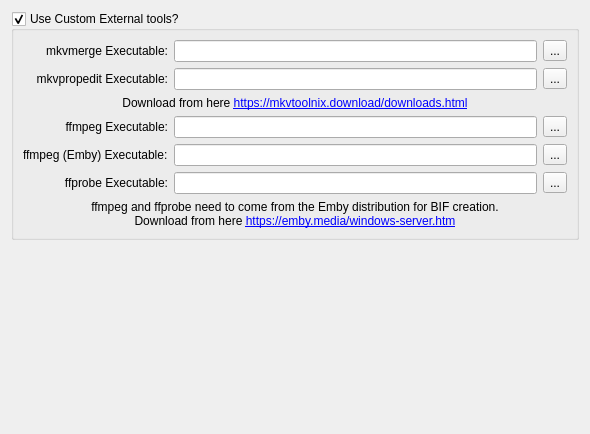
Old version of the form Preferences/UI/ExternalTools.ui in the repository towel42-com/MediaManager.
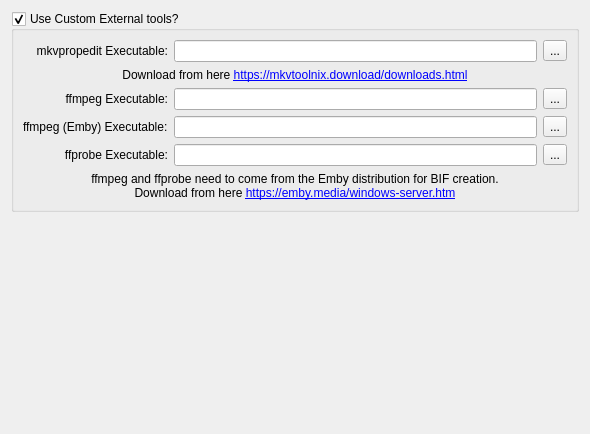
New version of the form. Icons and pictures are not drawn. Custom widgets are drawn as their Qt base class.

Commit message: No longer use mkvmerge

The edit to the form file:
```diff
--- a/Preferences/UI/ExternalTools.ui
+++ b/Preferences/UI/ExternalTools.ui
@@ -36,8 +36,43 @@
       <bool>true</bool>
      </property>
      <layout class="QGridLayout" name="gridLayout_2">
+      <item row="4" column="0">
+       <widget class="QLabel" name="label_12">
+        <property name="text">
+         <string>ffprobe Executable:</string>
+        </property>
+        <property name="alignment">
+         <set>Qt::AlignRight|Qt::AlignTrailing|Qt::AlignVCenter</set>
+        </property>
+       </widget>
+      </item>
+      <item row="3" column="1">
+       <widget class="QLineEdit" name="ffmpegEmbyExe"/>
+      </item>
+      <item row="3" column="2">
+       <widget class="QToolButton" name="btnSelectFFMpegEmbyExe">
+        <property name="text">
+         <string>...</string>
+        </property>
+        <property name="icon">
+         <iconset resource="../../SABUtils/resources/SABUtils.qrc">
+          <normaloff>:/SABUtilsResources/open.png</normaloff>:/SABUtilsResources/open.png</iconset>
+        </property>
+       </widget>
+      </item>
+      <item row="2" column="2">
+       <widget class="QToolButton" name="btnSelectFFMpegExe">
+        <property name="text">
+         <string>...</string>
+        </property>
+        <property name="icon">
+         <iconset resource="../../SABUtils/resources/SABUtils.qrc">
+          <normaloff>:/SABUtilsResources/open.png</normaloff>:/SABUtilsResources/open.png</iconset>
+        </property>
+       </widget>
+      </item>
       <item row="0" column="1">
-       <widget class="NSABUtils::CPathBasedDelayLineEdit" name="mkvMergeExe">
+       <widget class="NSABUtils::CPathBasedDelayLineEdit" name="mkvPropEditExe">
         <property name="sizePolicy">
          <sizepolicy hsizetype="Expanding" vsizetype="Fixed">
           <horstretch>0</horstretch>
@@ -46,7 +81,7 @@
         </property>
        </widget>
       </item>
-      <item row="1" column="0">
+      <item row="0" column="0">
        <widget class="QLabel" name="label_8">
         <property name="text">
          <string>mkvpropedit Executable:</string>
@@ -56,32 +91,18 @@
         </property>
        </widget>
       </item>
-      <item row="5" column="1">
-       <widget class="NSABUtils::CPathBasedDelayLineEdit" name="ffprobeExe"/>
-      </item>
-      <item row="6" column="0" colspan="3">
-       <widget class="QLabel" name="label_2">
+      <item row="4" column="2">
+       <widget class="QToolButton" name="btnSelectFFProbeExe">
         <property name="text">
-         <string>&lt;html&gt;&lt;head/&gt;&lt;body&gt;&lt;p&gt;ffmpeg and ffprobe need to come from the Emby distribution for BIF creation. &lt;br/&gt;Download from here &lt;a href=&quot;https://emby.media/windows-server.html&quot;&gt;&lt;span style=&quot; text-decoration: underline; color:#0000ff;&quot;&gt;https://emby.media/windows-server.htm&lt;/span&gt;&lt;/a&gt;&lt;/p&gt;&lt;/body&gt;&lt;/html&gt;</string>
+         <string>...</string>
         </property>
-        <property name="textFormat">
-         <enum>Qt::AutoText</enum>
-        </property>
-        <property name="alignment">
-         <set>Qt::AlignCenter</set>
-        </property>
-        <property name="wordWrap">
-         <bool>false</bool>
-        </property>
-        <property name="openExternalLinks">
-         <bool>true</bool>
-        </property>
-        <property name="textInteractionFlags">
-         <set>Qt::TextBrowserInteraction</set>
+        <property name="icon">
+         <iconset resource="../../SABUtils/resources/SABUtils.qrc">
+          <normaloff>:/SABUtilsResources/open.png</normaloff>:/SABUtilsResources/open.png</iconset>
         </property>
        </widget>
       </item>
-      <item row="3" column="0">
+      <item row="2" column="0">
        <widget class="QLabel" name="label_11">
         <property name="text">
          <string>ffmpeg Executable:</string>
@@ -91,18 +112,10 @@
         </property>
        </widget>
       </item>
+      <item row="2" column="1">
+       <widget class="NSABUtils::CPathBasedDelayLineEdit" name="ffmpegExe"/>
+      </item>
       <item row="0" column="2">
-       <widget class="QToolButton" name="btnSelectMKVMergeExe">
-        <property name="text">
-         <string>...</string>
-        </property>
-        <property name="icon">
-         <iconset resource="../../SABUtils/resources/SABUtils.qrc">
-          <normaloff>:/SABUtilsResources/open.png</normaloff>:/SABUtilsResources/open.png</iconset>
-        </property>
-       </widget>
-      </item>
-      <item row="1" column="2">
        <widget class="QToolButton" name="btnSelectMKVPropEditExe">
         <property name="text">
          <string>...</string>
@@ -113,81 +126,7 @@
         </property>
        </widget>
       </item>
-      <item row="2" column="0" colspan="3">
-       <widget class="QLabel" name="label_4">
-        <property name="text">
-         <string>Download from here &lt;a href=&quot;https://mkvtoolnix.download/downloads.html#windows&quot;&gt;https://mkvtoolnix.download/downloads.html&lt;/a&gt;</string>
-        </property>
-        <property name="textFormat">
-         <enum>Qt::AutoText</enum>
-        </property>
-        <property name="alignment">
-         <set>Qt::AlignCenter</set>
-        </property>
-        <property name="openExternalLinks">
-         <bool>true</bool>
-        </property>
-        <property name="textInteractionFlags">
-         <set>Qt::TextBrowserInteraction</set>
-        </property>
-       </widget>
-      </item>
-      <item row="5" column="0">
-       <widget class="QLabel" name="label_12">
-        <property name="text">
-         <string>ffprobe Executable:</string>
-        </property>
-        <property name="alignment">
-         <set>Qt::AlignRight|Qt::AlignTrailing|Qt::AlignVCenter</set>
-        </property>
-       </widget>
-      </item>
-      <item row="1" column="1">
-       <widget class="NSABUtils::CPathBasedDelayLineEdit" name="mkvPropEditExe">
-        <property name="sizePolicy">
-         <sizepolicy hsizetype="Expanding" vsizetype="Fixed">
-          <horstretch>0</horstretch>
-          <verstretch>0</verstretch>
-         </sizepolicy>
-        </property>
-       </widget>
-      </item>
-      <item row="3" column="2">
-       <widget class="QToolButton" name="btnSelectFFMpegExe">
-        <property name="text">
-         <string>...</string>
-        </property>
-        <property name="icon">
-         <iconset resource="../../SABUtils/resources/SABUtils.qrc">
-          <normaloff>:/SABUtilsResources/open.png</normaloff>:/SABUtilsResources/open.png</iconset>
-        </property>
-       </widget>
-      </item>
-      <item row="5" column="2">
-       <widget class="QToolButton" name="btnSelectFFProbeExe">
-        <property name="text">
-         <string>...</string>
-        </property>
-        <property name="icon">
-         <iconset resource="../../SABUtils/resources/SABUtils.qrc">
-          <normaloff>:/SABUtilsResources/open.png</normaloff>:/SABUtilsResources/open.png</iconset>
-        </property>
-       </widget>
-      </item>
-      <item row="3" column="1">
-       <widget class="NSABUtils::CPathBasedDelayLineEdit" name="ffmpegExe"/>
-      </item>
-      <item row="0" column="0">
-       <widget class="QLabel" name="label">
-        <property name="text">
-         <string>mkvmerge Executable:</string>
-        </property>
-        <property name="alignment">
-         <set>Qt::AlignRight|Qt::AlignTrailing|Qt::AlignVCenter</set>
-        </property>
-       </widget>
-      </item>
-      <item row="4" column="0">
+      <item row="3" column="0">
        <widget class="QLabel" name="label_3">
         <property name="text">
          <string>ffmpeg (Emby) Executable:</string>
@@ -195,16 +134,46 @@
        </widget>
       </item>
       <item row="4" column="1">
-       <widget class="QLineEdit" name="ffmpegEmbyExe"/>
+       <widget class="NSABUtils::CPathBasedDelayLineEdit" name="ffprobeExe"/>
       </item>
-      <item row="4" column="2">
-       <widget class="QToolButton" name="btnSelectFFMpegEmbyExe">
+      <item row="1" column="0" colspan="3">
+       <widget class="QLabel" name="label_4">
         <property name="text">
-         <string>...</string>
+         <string>Download from here &lt;a href=&quot;https://mkvtoolnix.download/downloads.html#windows&quot;&gt;https://mkvtoolnix.download/downloads.html&lt;/a&gt;</string>
         </property>
-        <property name="icon">
-         <iconset resource="../../SABUtils/resources/SABUtils.qrc">
-          <normaloff>:/SABUtilsResources/open.png</normaloff>:/SABUtilsResources/open.png</iconset>
+        <property name="textFormat">
+         <enum>Qt::AutoText</enum>
+        </property>
+        <property name="alignment">
+         <set>Qt::AlignCenter</set>
+        </property>
+        <property name="openExternalLinks">
+         <bool>true</bool>
+        </property>
+        <property name="textInteractionFlags">
+         <set>Qt::TextBrowserInteraction</set>
+        </property>
+       </widget>
+      </item>
+      <item row="5" column="0" colspan="3">
+       <widget class="QLabel" name="label_2">
+        <property name="text">
+         <string>&lt;html&gt;&lt;head/&gt;&lt;body&gt;&lt;p&gt;ffmpeg and ffprobe need to come from the Emby distribution for BIF creation. &lt;br/&gt;Download from here &lt;a href=&quot;https://emby.media/windows-server.html&quot;&gt;&lt;span style=&quot; text-decoration: underline; color:#0000ff;&quot;&gt;https://emby.media/windows-server.htm&lt;/span&gt;&lt;/a&gt;&lt;/p&gt;&lt;/body&gt;&lt;/html&gt;</string>
+        </property>
+        <property name="textFormat">
+         <enum>Qt::AutoText</enum>
+        </property>
+        <property name="alignment">
+         <set>Qt::AlignCenter</set>
+        </property>
+        <property name="wordWrap">
+         <bool>false</bool>
+        </property>
+        <property name="openExternalLinks">
+         <bool>true</bool>
+        </property>
+        <property name="textInteractionFlags">
+         <set>Qt::TextBrowserInteraction</set>
         </property>
        </widget>
       </item>
```
The commit also changes 6 other files.
